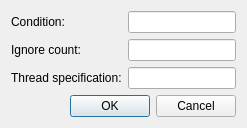
Above: src/plugins/debugger/breakcondition.ui from qt-creator/qt-creator before the change. Below: the same form after it.
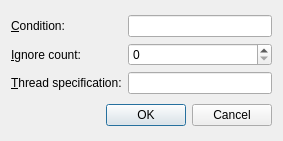
That is the form after the change.

Patch:
```diff
--- a/src/plugins/debugger/breakcondition.ui
+++ b/src/plugins/debugger/breakcondition.ui
@@ -1,14 +1,25 @@
 <?xml version="1.0" encoding="UTF-8"?>
 <ui version="4.0">
  <class>Debugger::Internal::BreakCondition</class>
- <widget class="QDialog" name="BreakCondition">
+ <widget class="QDialog" name="Debugger::Internal::BreakCondition">
+  <property name="geometry">
+   <rect>
+    <x>0</x>
+    <y>0</y>
+    <width>283</width>
+    <height>141</height>
+   </rect>
+  </property>
   <layout class="QVBoxLayout" name="verticalLayout">
    <item>
     <layout class="QGridLayout" name="gridLayout">
      <item row="0" column="0">
       <widget class="QLabel" name="labelCondition">
        <property name="text">
-        <string>Condition:</string>
+        <string>&amp;Condition:</string>
+       </property>
+       <property name="buddy">
+        <cstring>lineEditCondition</cstring>
        </property>
       </widget>
      </item>
@@ -18,17 +29,23 @@
      <item row="1" column="0">
       <widget class="QLabel" name="labelIgnoreCount">
        <property name="text">
-        <string>Ignore count:</string>
+        <string>&amp;Ignore count:</string>
+       </property>
+       <property name="buddy">
+        <cstring>spinBoxIgnoreCount</cstring>
        </property>
       </widget>
      </item>
      <item row="1" column="1">
-      <widget class="QLineEdit" name="lineEditIgnoreCount"/>
+      <widget class="QSpinBox" name="spinBoxIgnoreCount"/>
      </item>
      <item row="2" column="0">
       <widget class="QLabel" name="labelThreadSpec">
        <property name="text">
-        <string>Thread specification:</string>
+        <string>&amp;Thread specification:</string>
+       </property>
+       <property name="buddy">
+        <cstring>lineEditThreadSpec</cstring>
        </property>
       </widget>
      </item>
```
Left out of the diff: 4 changed lines with no effect on the pictures.
